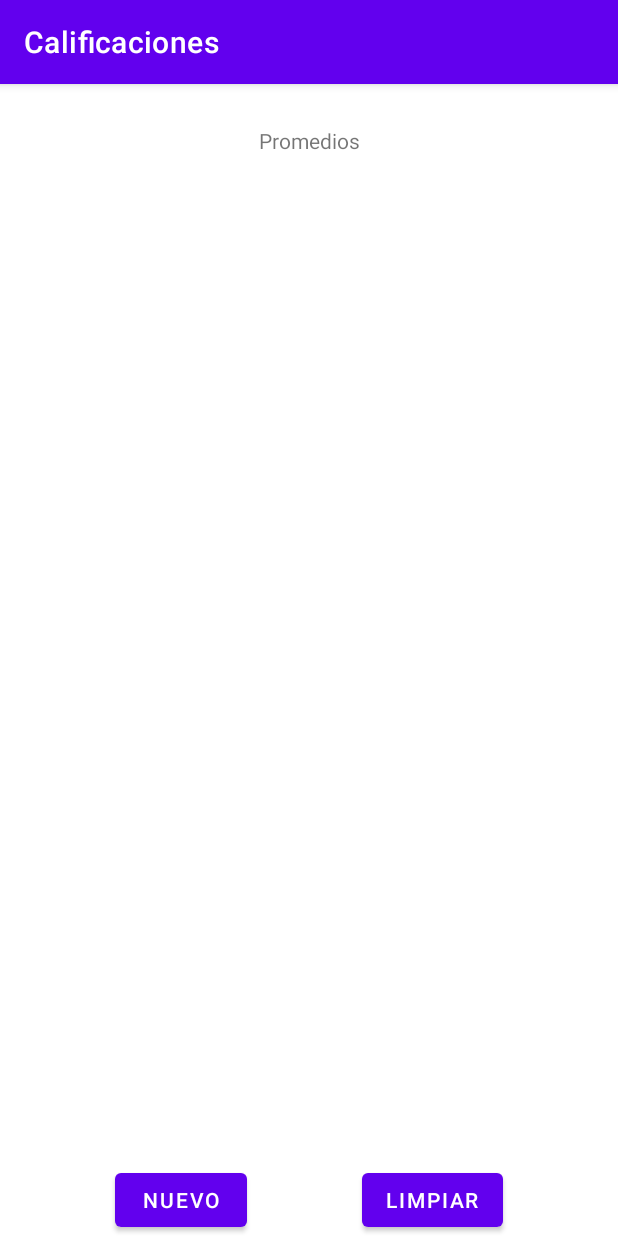
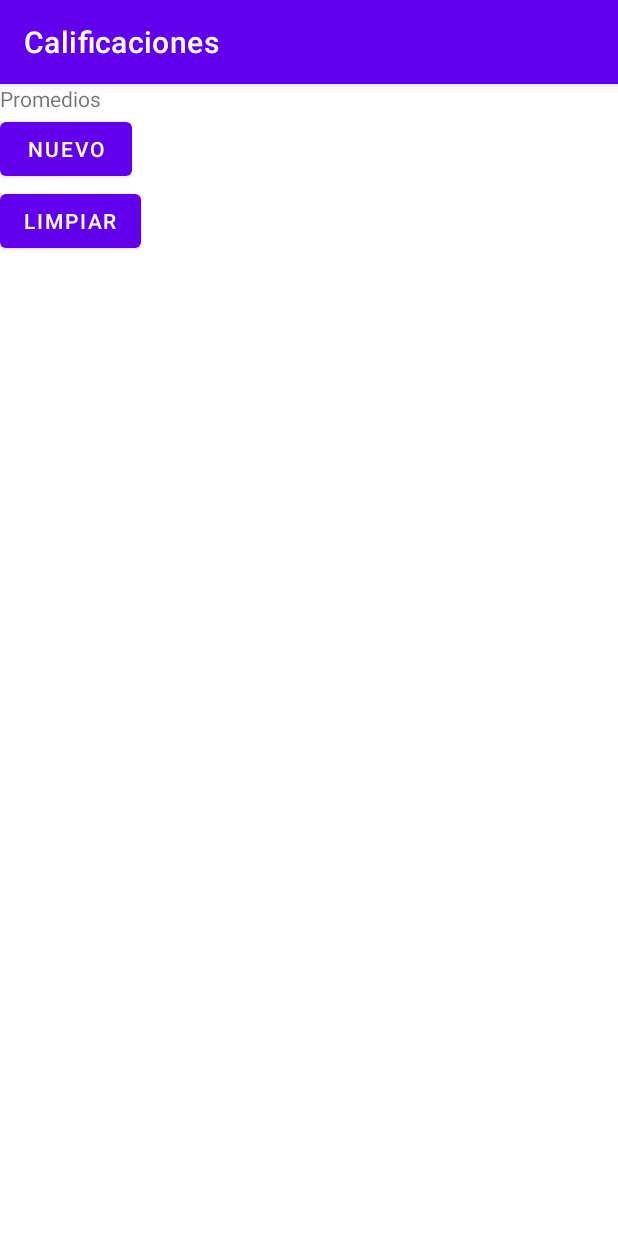
Before and after one commit to JulContreras/Proyecto_Promedios, an Android app: the screen it shows after launch (MainActivity), on a phone screen of 412 x 824 dp. Run offline under Robolectric (Android 15) with nearby library versions, the phone set to English and light mode, and no system bars.

Commit message:
Cambio de interfaz main, cambiando ListView por un RecycleView

```diff
--- /dev/null
+++ b/app/src/main/java/com/example/calificaciones/AdapatadorPersona.java
@@ -0,0 +1,51 @@
+package com.example.calificaciones;
+
+import android.view.LayoutInflater;
+import android.view.View;
+import android.view.ViewGroup;
+import android.widget.TextView;
+
+import androidx.annotation.NonNull;
+import androidx.recyclerview.widget.RecyclerView;
+
+import com.example.calificaciones.entidades.Persona;
+
+import java.util.ArrayList;
+
+public class AdapatadorPersona extends RecyclerView.Adapter<AdapatadorPersona.PromedioViewHolder> {
+
+    ArrayList<Persona> listaPersona;
+
+    public AdapatadorPersona(ArrayList<Persona> listaPersona){
+        this.listaPersona = listaPersona;
+    }
+
+    @NonNull
+    @Override
+    public PromedioViewHolder onCreateViewHolder(@NonNull ViewGroup parent, int viewType) {
+        View view = LayoutInflater.from(parent.getContext()).inflate(R.layout.lista_item_prom, null, false);
+        return new PromedioViewHolder(view);
+    }
+
+    @Override
+    public void onBindViewHolder(@NonNull PromedioViewHolder holder, int position) {
+        holder.viewNombre.setText(listaPersona.get(position).getNombre());
+        holder.viewProm.setText(listaPersona.get(position).getPromedio());
+    }
+
+    @Override
+    public int getItemCount() {
+        return listaPersona.size();
+    }
+
+    public class PromedioViewHolder extends RecyclerView.ViewHolder {
+
+        TextView viewNombre, viewProm;
+
+        public PromedioViewHolder(@NonNull View itemView) {
+            super(itemView);
+            viewNombre = itemView.findViewById(R.id.viewNombre);
+            viewProm = itemView.findViewById(R.id.viewProm);
+        }
+    }
+}
--- a/app/src/main/java/com/example/calificaciones/MainActivity.java
+++ b/app/src/main/java/com/example/calificaciones/MainActivity.java
@@ -2,26 +2,25 @@ package com.example.calificaciones;
 
 import androidx.appcompat.app.AlertDialog;
 import androidx.appcompat.app.AppCompatActivity;
+import androidx.recyclerview.widget.LinearLayoutManager;
+import androidx.recyclerview.widget.RecyclerView;
 
 import android.content.DialogInterface;
 import android.content.Intent;
-import android.database.sqlite.SQLiteDatabase;
 import android.os.Bundle;
 import android.view.View;
 import android.widget.ArrayAdapter;
 import android.widget.Button;
 import android.widget.ListView;
-import android.widget.Toast;
 
 import com.example.calificaciones.db.DbGrades;
-import com.example.calificaciones.db.DbHelper;
-import com.example.calificaciones.db.Persona;
+import com.example.calificaciones.entidades.Persona;
 
 import java.util.ArrayList;
 
 public class MainActivity extends AppCompatActivity {
 
-    ListView view1, view2;
+    RecyclerView listaPromedio;
     ArrayList<Persona> lista = new ArrayList<>();
     ArrayList<String> listaNombre = new ArrayList<>();
     ArrayList<String> listaProm = new ArrayList<>();
@@ -33,10 +32,9 @@ public class MainActivity extends AppCompatActivity {
         Button nuevo, limpiar;
         nuevo = findViewById(R.id.btn_Nuevo);
         limpiar = findViewById(R.id.btn_Limpiar);
-        view1 = findViewById(R.id.items_nombre);
-        view2 = findViewById(R.id.items_prom);
+        listaPromedio = findViewById(R.id.listaProm);
+        DbGrades dbGrades = new DbGrades(MainActivity.this);
 
-        DbGrades dbGrades = new DbGrades(MainActivity.this);
         nuevo.setOnClickListener(view -> {
             Intent intent = new Intent(MainActivity.this, promedio.class);
             startActivity(intent);
@@ -72,21 +70,14 @@ public class MainActivity extends AppCompatActivity {
         listaProm.clear();
     }
 
+    //listaNombre.add(lista.get(i).getNombre());
+    //listaProm.add(lista.get(i).getPromedio());
+
     public void visualizarPromedio(){
         DbGrades dbGrades = new DbGrades(MainActivity.this);
-        lista = dbGrades.visualizarProm();
-
-        vaciarArray();
-
-        for (int i = 0; i<lista.size();i++){
-            listaNombre.add(lista.get(i).getNombre());
-            listaProm.add(lista.get(i).getPromedio());
-        }
-
-        ArrayAdapter adaptador1 = new ArrayAdapter(this, android.R.layout.simple_list_item_1,listaNombre);
-        view1.setAdapter(adaptador1);
-        ArrayAdapter adaptador2 = new ArrayAdapter(this, android.R.layout.simple_list_item_1,listaProm);
-        view2.setAdapter(adaptador2);
+        listaPromedio.setLayoutManager(new LinearLayoutManager(this));
+        AdapatadorPersona adapter = new AdapatadorPersona(dbGrades.visualizarProm());
+        listaPromedio.setAdapter(adapter);
     }
 
 
--- a/app/src/main/java/com/example/calificaciones/db/DbGrades.java
+++ b/app/src/main/java/com/example/calificaciones/db/DbGrades.java
@@ -6,6 +6,9 @@ import android.database.Cursor;
 import android.database.sqlite.SQLiteDatabase;
 
 import androidx.annotation.Nullable;
+
+import com.example.calificaciones.entidades.Descripcion;
+import com.example.calificaciones.entidades.Persona;
 
 import java.util.ArrayList;
 
--- a/app/src/main/java/com/example/calificaciones/db/Descripcion.java
+++ b/app/src/main/java/com/example/calificaciones/entidades/Descripcion.java
@@ -1,4 +1,4 @@
-package com.example.calificaciones.db;
+package com.example.calificaciones.entidades;
 
 public class Descripcion {
     private String grade;
--- a/app/src/main/java/com/example/calificaciones/db/Persona.java
+++ b/app/src/main/java/com/example/calificaciones/entidades/Persona.java
@@ -1,4 +1,4 @@
-package com.example.calificaciones.db;
+package com.example.calificaciones.entidades;
 
 public class Persona {
 
--- a/app/src/main/res/layout/activity_main.xml
+++ b/app/src/main/res/layout/activity_main.xml
@@ -1,9 +1,10 @@
 <?xml version="1.0" encoding="utf-8"?>
-<androidx.constraintlayout.widget.ConstraintLayout xmlns:android="http://schemas.android.com/apk/res/android"
+<LinearLayout xmlns:android="http://schemas.android.com/apk/res/android"
     xmlns:app="http://schemas.android.com/apk/res-auto"
     xmlns:tools="http://schemas.android.com/tools"
     android:layout_width="match_parent"
     android:layout_height="match_parent"
+    android:orientation="vertical"
     tools:context=".MainActivity">
 
     <TextView
@@ -17,6 +18,11 @@
         app:layout_constraintTop_toTopOf="parent"
         app:layout_constraintVertical_bias="0.037" />
 
+    <androidx.recyclerview.widget.RecyclerView
+        android:layout_width="match_parent"
+        android:layout_height="wrap_content"
+        android:id="@+id/listaProm"/>
+
     <Button
         android:id="@+id/btn_Nuevo"
         android:layout_width="wrap_content"
@@ -24,7 +30,9 @@
         android:text="Nuevo"
         app:layout_constraintBottom_toBottomOf="parent"
         app:layout_constraintEnd_toStartOf="@+id/btn_Limpiar"
-        app:layout_constraintStart_toStartOf="parent" />
+        app:layout_constraintStart_toStartOf="parent"
+
+        />
 
     <Button
         android:id="@+id/btn_Limpiar"
@@ -35,30 +43,5 @@
         app:layout_constraintEnd_toEndOf="parent"
         app:layout_constraintStart_toEndOf="@+id/btn_Nuevo" />
 
-    <ListView
-        android:id="@+id/items_nombre"
-        android:layout_width="200dp"
-        android:layout_height="636dp"
-        android:layout_marginStart="1dp"
-        android:layout_marginTop="1dp"
-        android:layout_marginEnd="1dp"
-        app:layout_constraintBottom_toTopOf="@+id/btn_Nuevo"
-        app:layout_constraintEnd_toEndOf="parent"
-        app:layout_constraintHorizontal_bias="0.009"
-        app:layout_constraintStart_toStartOf="parent"
-        app:layout_constraintTop_toBottomOf="@+id/txt_inicio"
-        app:layout_constraintVertical_bias="0.0" />
 
-    <ListView
-        android:id="@+id/items_prom"
-        android:layout_width="200dp"
-        android:layout_height="0dp"
-        android:layout_marginStart="8dp"
-        android:layout_marginTop="2dp"
-        app:layout_constraintBottom_toTopOf="@+id/btn_Limpiar"
-        app:layout_constraintEnd_toEndOf="parent"
-        app:layout_constraintStart_toEndOf="@+id/items_nombre"
-        app:layout_constraintTop_toBottomOf="@+id/txt_inicio" />
-
-
-</androidx.constraintlayout.widget.ConstraintLayout>
+</LinearLayout>
```
Also changed, not shown: app/src/main/res/layout/lista_item_prom.xml (added, +21 -0 lines).
